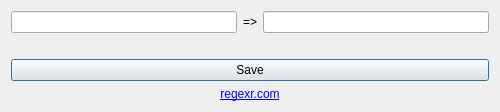
This is extensions/regexfilter.ui in Artikash/Textractor as Qt 5 draws it before an edit. The edited form follows.
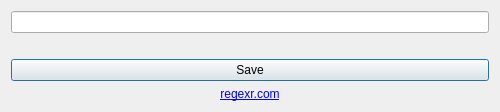
This is the edited form.

```diff
--- a/extensions/regexfilter.ui
+++ b/extensions/regexfilter.ui
@@ -16,16 +16,6 @@
      <item>
       <widget class="QLineEdit" name="regexEdit"/>
      </item>
-     <item>
-      <widget class="QLabel">
-       <property name="text">
-        <string>=></string>
-       </property>
-      </widget>
-     </item>
-     <item>
-      <widget class="QLineEdit" name="replaceEdit"/>
-     </item>
     </layout>
    </item>
    <item>
```
